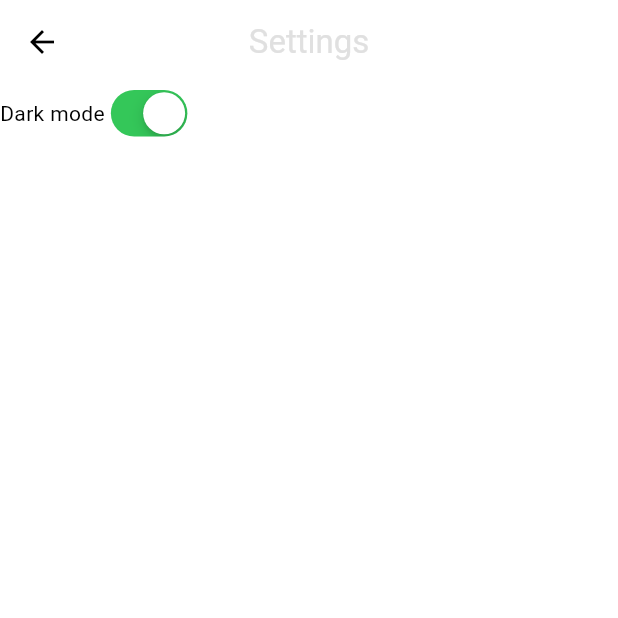
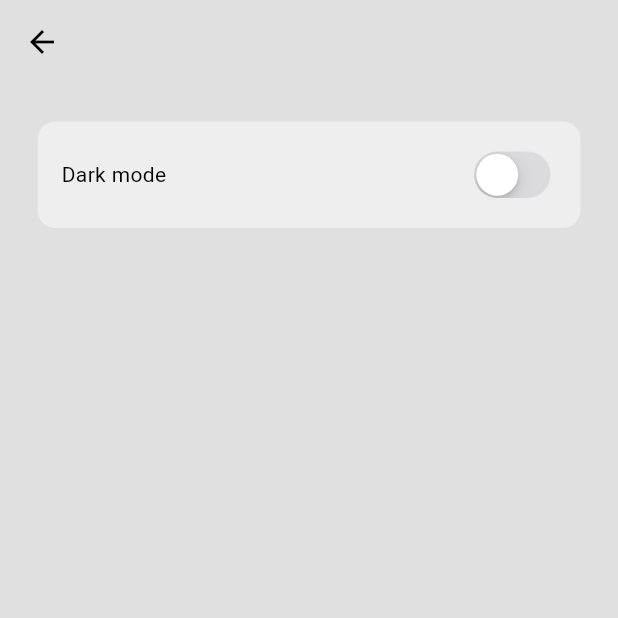
Before and after one commit to nomispal/Chatly, a Flutter app: the screen it shows once a user with an empty profile is signed in, in the side drawer, after a tap on "S E T T I N G S", on a phone screen of 412 x 824 dp, the top half of it. Run offline on Flutter 3.47's test engine with Material 3 defaults, Android fonts, the phone set to English and light mode, and no system bars; our stand-ins replace cloud_firestore, firebase_auth, firebase_core; accounts and stored records are empty.

Commit message:
Dark Theme Working

```diff
--- a/lib/pages/chat_page.dart
+++ b/lib/pages/chat_page.dart
@@ -35,11 +35,12 @@ class ChatPage extends StatelessWidget {
   @override
   Widget build(BuildContext context) {
     return Scaffold(
+      backgroundColor: Theme.of(context).colorScheme.background,
       appBar: AppBar(
+        backgroundColor:  Theme.of(context).colorScheme.background,
         centerTitle: true,
           title: Text(receiverEmail,
           style: TextStyle(
-            color: Theme.of(context).colorScheme.background,
           ),),
       ),
       body: Column(
--- a/lib/pages/home_page.dart
+++ b/lib/pages/home_page.dart
@@ -15,10 +15,10 @@ class HomePage extends StatelessWidget {
   @override
   Widget build(BuildContext context) {
     return Scaffold(
-
+      backgroundColor: Theme.of(context).colorScheme.background,
       appBar: AppBar(
         centerTitle: true,
-        backgroundColor: Colors.white,
+        backgroundColor:  Theme.of(context).colorScheme.background,
         elevation: 0,
         title: const Text("Home",
             style: TextStyle(color: Colors.grey),
--- a/lib/pages/settings_page.dart
+++ b/lib/pages/settings_page.dart
@@ -1,5 +1,7 @@
+import 'package:drassistant/themes/theme_provider.dart';
 import 'package:flutter/cupertino.dart';
 import 'package:flutter/material.dart';
+import 'package:provider/provider.dart';
 
 class SettingsPage extends StatelessWidget{
   const SettingsPage({super.key});
@@ -7,7 +9,9 @@ class SettingsPage extends StatelessWidget{
   @override
   Widget build(BuildContext context) {
     return Scaffold(
+      backgroundColor: Theme.of(context).colorScheme.background,
       appBar: AppBar(
+        backgroundColor: Theme.of(context).colorScheme.background,
         centerTitle: true,
         title: Text(
           "Settings",
@@ -16,7 +20,15 @@ class SettingsPage extends StatelessWidget{
           ),
         ),
       ),
-      body: Row(
+      body: Container(
+        decoration: BoxDecoration(
+          color: Theme.of(context).colorScheme.secondary,
+          borderRadius: BorderRadius.circular(12.0)
+        ),
+        padding: EdgeInsets.all(16.0),
+        margin: EdgeInsets.all(25.0),
+        child: Row(
+          mainAxisAlignment: MainAxisAlignment.spaceBetween,
           children: [
              // dark mode
             Text("Dark mode"),
@@ -24,10 +36,14 @@ class SettingsPage extends StatelessWidget{
             // switch toggle
 
             CupertinoSwitch(
-              value: true,
-              onChanged: (value){},
+                value:
+                Provider.of<ThemeProvider>(context).isDarkMode,
+                onChanged: (value){
+                  Provider.of<ThemeProvider>(context, listen: false).toggleTheme();
+                },
             )
           ],
+        ),
       ),
     );
   }
--- a/lib/themes/dark_theme.dart
+++ b/lib/themes/dark_theme.dart
@@ -7,5 +7,7 @@ ThemeData darkMode = ThemeData(
     secondary:  Colors.grey.shade700,
     tertiary:  Colors.grey.shade800,
     inversePrimary:  Colors.grey.shade300,
+    onPrimary: Colors.white
+
   ),
 );
--- a/lib/themes/theme_provider.dart
+++ b/lib/themes/theme_provider.dart
@@ -16,9 +16,9 @@ class ThemeProvider extends ChangeNotifier{
 
   void toggleTheme(){
     if(_themeData==lightMode){
-      themeData == darkMode;
+      themeData = darkMode;
     }else{
-      themeData == lightMode;
+      themeData = lightMode;
     }
   }
 }
```
Lines whose indentation alone changed are shown as unchanged.
